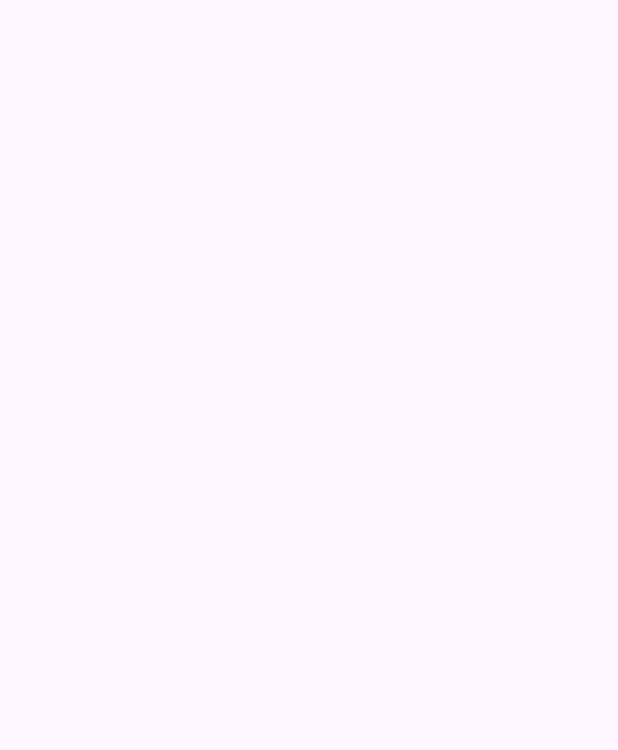
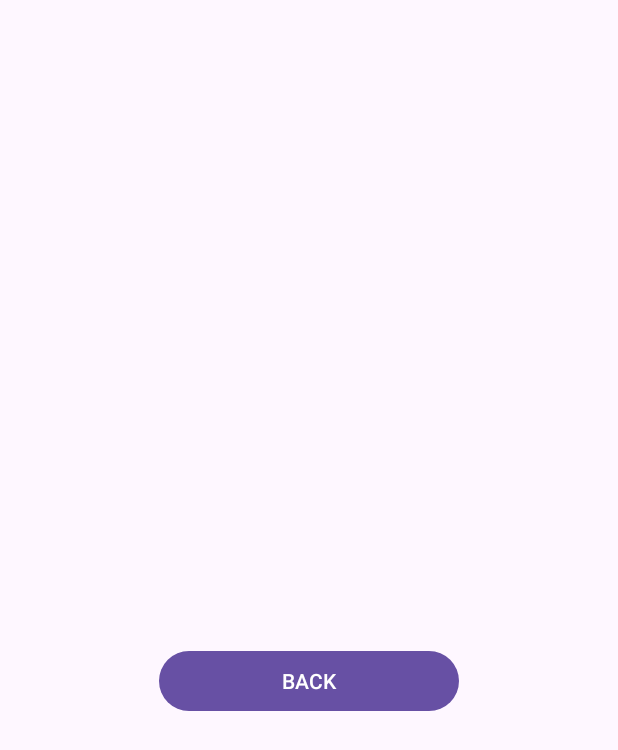
Before and after one commit to ElFami/LAB_WEEK_02_B, an Android app: the ResultActivity screen opened directly, with no data from a screen before it, on a phone screen of 412 x 824 dp. Before the commit the part shown is empty. Shown: the top 750 px of the screen. Run offline under Robolectric (Android 15) with nearby library versions, the phone set to English and light mode, and no system bars.

Commit message:
“Commit No. 5 – Fix ResultActivity to allow resubmitting color code without app restart

```diff
--- a/app/src/main/java/com/example/lab_week_02_b/Result_Activity.kt
+++ b/app/src/main/java/com/example/lab_week_02_b/Result_Activity.kt
@@ -4,6 +4,7 @@ import android.app.Activity
 import android.content.Intent
 import android.graphics.Color
 import android.os.Bundle
+import android.widget.Button
 import android.widget.TextView
 import androidx.appcompat.app.AppCompatActivity
 import androidx.constraintlayout.widget.ConstraintLayout
@@ -21,6 +22,7 @@ class ResultActivity : AppCompatActivity() {
         val colorCode = intent.getStringExtra(COLOR_KEY)
         val backgroundScreen = findViewById<ConstraintLayout>(R.id.background_screen)
         val resultMessage = findViewById<TextView>(R.id.color_code_result_message)
+        val backButton = findViewById<Button>(R.id.back_button)
 
         try {
             if (!colorCode.isNullOrEmpty()) {
@@ -31,11 +33,15 @@ class ResultActivity : AppCompatActivity() {
                 )
             }
         } catch (ex: IllegalArgumentException) {
-            // ❌ Invalid color → send error back
             val errorIntent = Intent()
             errorIntent.putExtra(ERROR_KEY, true)
             setResult(Activity.RESULT_OK, errorIntent)
             finish()
         }
+
+        // Back button functionality
+        backButton.setOnClickListener {
+            finish() // simply finishes this activity and returns to the previous one
+        }
     }
 }
--- a/app/src/main/res/layout/activity_result.xml
+++ b/app/src/main/res/layout/activity_result.xml
@@ -15,4 +15,15 @@
         app:layout_constraintBottom_toBottomOf="parent"
         style="@style/text_display"
         android:textColor="@color/white"/>
+
+    <Button
+        android:id="@+id/back_button"
+        style="@style/button"
+        android:layout_width="200dp"
+        android:layout_height="wrap_content"
+        android:text="@string/back_button"
+        app:layout_constraintTop_toBottomOf="@id/color_code_result_message"
+        app:layout_constraintStart_toStartOf="parent"
+        app:layout_constraintEnd_toEndOf="parent"
+        android:layout_marginTop="32dp"/>
 </androidx.constraintlayout.widget.ConstraintLayout>
--- a/app/src/main/res/values/strings.xml
+++ b/app/src/main/res/values/strings.xml
@@ -9,4 +9,5 @@ digits!</string>
     <string name="color_code_result_message">Your color code is #%1$s</string>
     <string name="color_code_input_invalid">Color code is invalid!</string>
     <string name="submit_button">SUBMIT</string>
+    <string name="back_button">BACK</string>
 </resources>
```
